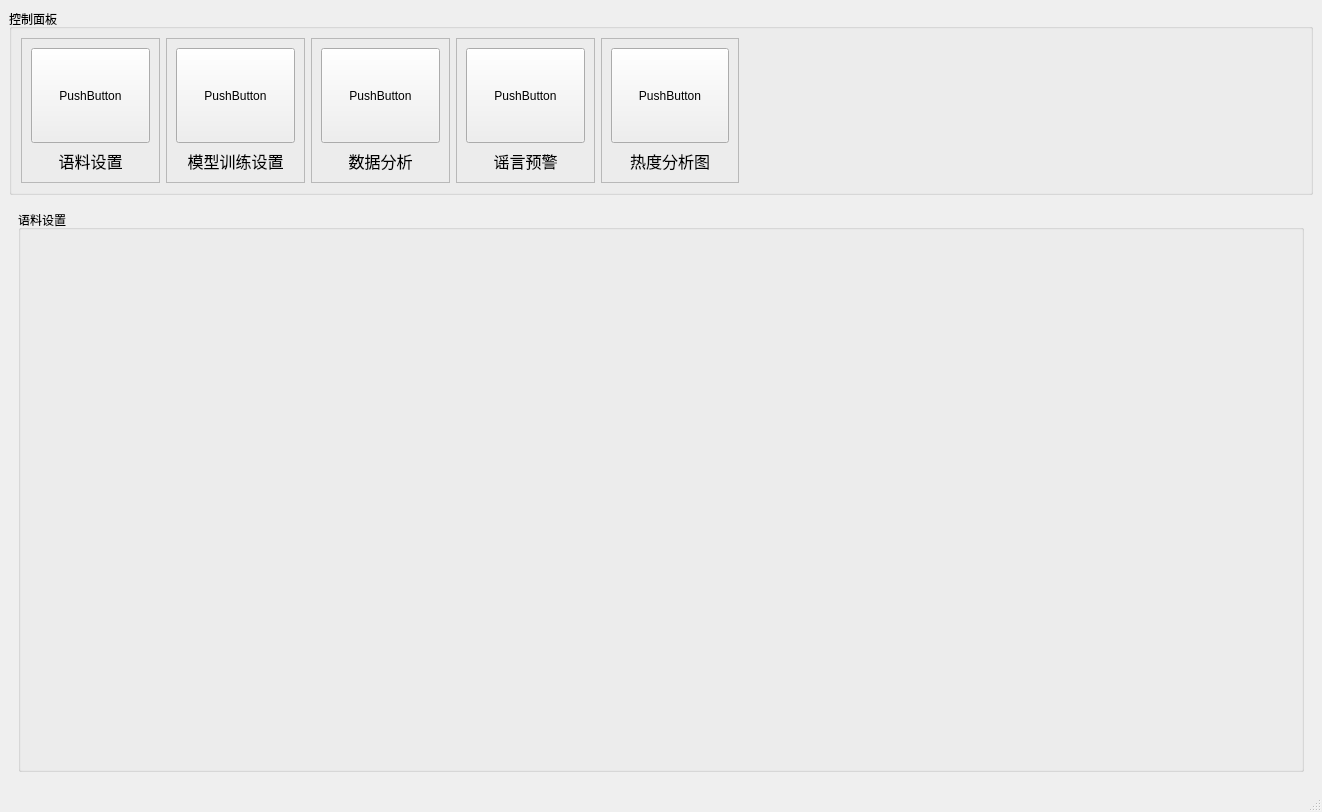
2877267169/Intelligent-Network-Rumor-Monitoring-System, file MainWindow.ui: the form before one commit.
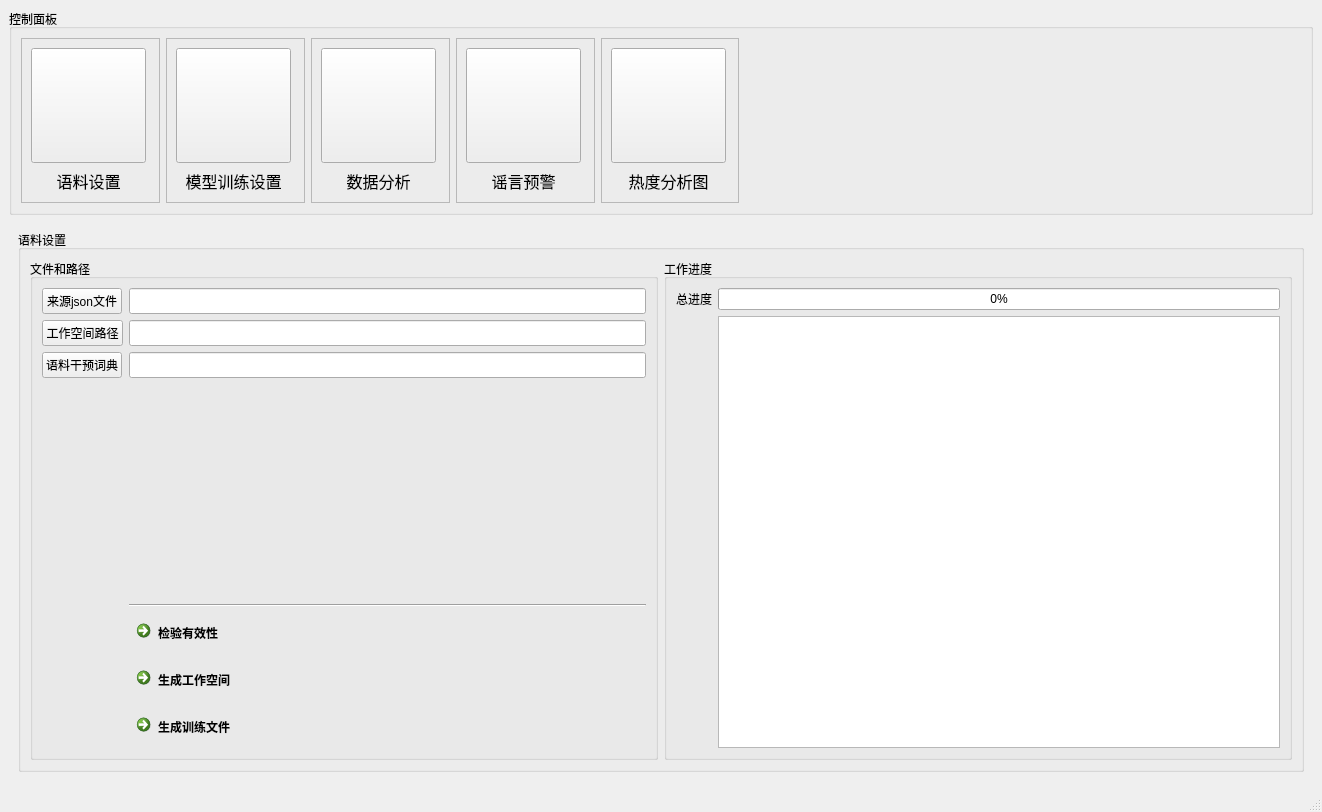
The form after the commit. The open tabs and pages were chosen to show the change. Icons and pictures are not drawn.

Commit message: 添加了资源文件，做了第一页的UI

Patch:
```diff
--- a/MainWindow.ui
+++ b/MainWindow.ui
@@ -53,8 +53,30 @@
               <verstretch>6</verstretch>
              </sizepolicy>
             </property>
+            <property name="minimumSize">
+             <size>
+              <width>115</width>
+              <height>115</height>
+             </size>
+            </property>
+            <property name="maximumSize">
+             <size>
+              <width>115</width>
+              <height>115</height>
+             </size>
+            </property>
             <property name="text">
-             <string>PushButton</string>
+             <string/>
+            </property>
+            <property name="icon">
+             <iconset resource="page_icon_rc.qrc">
+              <normaloff>:/pages/resources/corpus.png</normaloff>:/pages/resources/corpus.png</iconset>
+            </property>
+            <property name="iconSize">
+             <size>
+              <width>115</width>
+              <height>115</height>
+             </size>
             </property>
            </widget>
           </item>
@@ -66,6 +88,12 @@
               <verstretch>1</verstretch>
              </sizepolicy>
             </property>
+            <property name="maximumSize">
+             <size>
+              <width>115</width>
+              <height>115</height>
+             </size>
+            </property>
             <property name="text">
              <string>&lt;html&gt;&lt;head/&gt;&lt;body&gt;&lt;p align=&quot;center&quot;&gt;&lt;span style=&quot; font-size:12pt;&quot;&gt;语料设置&lt;/span&gt;&lt;/p&gt;&lt;/body&gt;&lt;/html&gt;</string>
             </property>
@@ -100,8 +128,30 @@
               <verstretch>6</verstretch>
              </sizepolicy>
             </property>
+            <property name="minimumSize">
+             <size>
+              <width>115</width>
+              <height>115</height>
+             </size>
+            </property>
+            <property name="maximumSize">
+             <size>
+              <width>115</width>
+              <height>115</height>
+             </size>
+            </property>
             <property name="text">
-             <string>PushButton</string>
+             <string/>
+            </property>
+            <property name="icon">
+             <iconset resource="page_icon_rc.qrc">
+              <normaloff>:/pages/resources/train.png</normaloff>:/pages/resources/train.png</iconset>
+            </property>
+            <property name="iconSize">
+             <size>
+              <width>115</width>
+              <height>115</height>
+             </size>
             </property>
            </widget>
           </item>
@@ -113,6 +163,12 @@
               <verstretch>1</verstretch>
              </sizepolicy>
             </property>
+            <property name="maximumSize">
+             <size>
+              <width>115</width>
+              <height>115</height>
+             </size>
+            </property>
             <property name="text">
              <string>&lt;html&gt;&lt;head/&gt;&lt;body&gt;&lt;p align=&quot;center&quot;&gt;&lt;span style=&quot; font-size:12pt;&quot;&gt;模型训练设置&lt;/span&gt;&lt;/p&gt;&lt;/body&gt;&lt;/html&gt;</string>
             </property>
@@ -147,8 +203,30 @@
               <verstretch>6</verstretch>
              </sizepolicy>
             </property>
+            <property name="minimumSize">
+             <size>
+              <width>115</width>
+              <height>115</height>
+             </size>
+            </property>
+            <property name="maximumSize">
+             <size>
+              <width>115</width>
+              <height>115</height>
+             </size>
+            </property>
             <property name="text">
-             <string>PushButton</string>
+             <string/>
+            </property>
+            <property name="icon">
+             <iconset resource="page_icon_rc.qrc">
+              <normaloff>:/pages/resources/data.png</normaloff>:/pages/resources/data.png</iconset>
+            </property>
+            <property name="iconSize">
+             <size>
+              <width>115</width>
+              <height>115</height>
+             </size>
             </property>
            </widget>
           </item>
@@ -160,6 +238,12 @@
               <verstretch>1</verstretch>
              </sizepolicy>
             </property>
+            <property name="maximumSize">
+             <size>
+              <width>115</width>
+              <height>115</height>
+             </size>
+            </property>
             <property name="text">
              <string>&lt;html&gt;&lt;head/&gt;&lt;body&gt;&lt;p align=&quot;center&quot;&gt;&lt;span style=&quot; font-size:12pt;&quot;&gt;数据分析&lt;/span&gt;&lt;/p&gt;&lt;/body&gt;&lt;/html&gt;</string>
             </property>
@@ -194,8 +278,30 @@
               <verstretch>6</verstretch>
              </sizepolicy>
             </property>
+            <property name="minimumSize">
+             <size>
+              <width>115</width>
+              <height>115</height>
+             </size>
+            </property>
+            <property name="maximumSize">
+             <size>
+              <width>115</width>
+              <height>115</height>
+             </size>
+            </property>
             <property name="text">
-             <string>PushButton</string>
+             <string/>
+            </property>
+            <property name="icon">
+             <iconset resource="page_icon_rc.qrc">
+              <normaloff>:/pages/resources/warning.png</normaloff>:/pages/resources/warning.png</iconset>
+            </property>
+            <property name="iconSize">
+             <size>
+              <width>100</width>
+              <height>100</height>
+             </size>
             </property>
            </widget>
           </item>
@@ -207,6 +313,12 @@
               <verstretch>1</verstretch>
              </sizepolicy>
             </property>
+            <property name="maximumSize">
+             <size>
+              <width>115</width>
+              <height>115</height>
+             </size>
+            </property>
             <property name="text">
              <string>&lt;html&gt;&lt;head/&gt;&lt;body&gt;&lt;p align=&quot;center&quot;&gt;&lt;span style=&quot; font-size:12pt;&quot;&gt;谣言预警&lt;/span&gt;&lt;/p&gt;&lt;/body&gt;&lt;/html&gt;</string>
             </property>
@@ -241,8 +353,30 @@
               <verstretch>6</verstretch>
              </sizepolicy>
             </property>
+            <property name="minimumSize">
+             <size>
+              <width>115</width>
+              <height>115</height>
+             </size>
+            </property>
+            <property name="maximumSize">
+             <size>
+              <width>115</width>
+              <height>115</height>
+             </size>
+            </property>
             <property name="text">
-             <string>PushButton</string>
+             <string/>
+            </property>
+            <property name="icon">
+             <iconset resource="page_icon_rc.qrc">
+              <normaloff>:/pages/resources/hot.png</normaloff>:/pages/resources/hot.png</iconset>
+            </property>
+            <property name="iconSize">
+             <size>
+              <width>115</width>
+              <height>115</height>
+             </size>
             </property>
            </widget>
           </item>
@@ -254,6 +388,12 @@
               <verstretch>1</verstretch>
              </sizepolicy>
             </property>
+            <property name="maximumSize">
+             <size>
+              <width>115</width>
+              <height>115</height>
+             </size>
+            </property>
             <property name="text">
              <string>&lt;html&gt;&lt;head/&gt;&lt;body&gt;&lt;p align=&quot;center&quot;&gt;&lt;span style=&quot; font-size:12pt;&quot;&gt;热度分析图&lt;/span&gt;&lt;/p&gt;&lt;/body&gt;&lt;/html&gt;</string>
             </property>
@@ -303,11 +443,251 @@
       </property>
       <widget class="QWidget" name="my_page_corpus">
        <layout class="QGridLayout" name="gridLayout_2">
-        <item row="0" column="0">
+        <item row="1" column="0">
          <widget class="QGroupBox" name="groupBox_2">
           <property name="title">
            <string>语料设置</string>
           </property>
+          <layout class="QHBoxLayout" name="horizontalLayout_2">
+           <item>
+            <widget class="QGroupBox" name="groupBox_7">
+             <property name="sizePolicy">
+              <sizepolicy hsizetype="Expanding" vsizetype="Preferred">
+               <horstretch>1</horstretch>
+               <verstretch>0</verstretch>
+              </sizepolicy>
+             </property>
+             <property name="title">
+              <string>文件和路径</string>
+             </property>
+             <layout class="QFormLayout" name="formLayout">
+              <item row="0" column="0">
+               <widget class="QPushButton" name="pushButton">
+                <property name="sizePolicy">
+                 <sizepolicy hsizetype="Minimum" vsizetype="Minimum">
+                  <horstretch>0</horstretch>
+                  <verstretch>0</verstretch>
+                 </sizepolicy>
+                </property>
+                <property name="minimumSize">
+                 <size>
+                  <width>0</width>
+                  <height>20</height>
+                 </size>
+                </property>
+                <property name="text">
+                 <string>来源json文件</string>
+                </property>
+               </widget>
+              </item>
+              <item row="0" column="1">
+               <widget class="QLineEdit" name="lineEdit">
+                <property name="sizePolicy">
+                 <sizepolicy hsizetype="Preferred" vsizetype="Minimum">
+                  <horstretch>0</horstretch>
+                  <verstretch>0</verstretch>
+                 </sizepolicy>
+                </property>
+                <property name="minimumSize">
+                 <size>
+                  <width>0</width>
+                  <height>20</height>
+                 </size>
+                </property>
+               </widget>
+              </item>
+              <item row="1" column="0">
+               <widget class="QPushButton" name="pushButton_3">
+                <property name="sizePolicy">
+                 <sizepolicy hsizetype="Minimum" vsizetype="Minimum">
+                  <horstretch>0</horstretch>
+                  <verstretch>0</verstretch>
+                 </sizepolicy>
+                </property>
+                <property name="minimumSize">
+                 <size>
+                  <width>0</width>
+                  <height>20</height>
+                 </size>
+                </property>
+                <property name="text">
+                 <string>工作空间路径</string>
+                </property>
+               </widget>
+              </item>
+              <item row="1" column="1">
+               <widget class="QLineEdit" name="lineEdit_3">
+                <property name="sizePolicy">
+                 <sizepolicy hsizetype="Preferred" vsizetype="Minimum">
+                  <horstretch>0</horstretch>
+                  <verstretch>0</verstretch>
+                 </sizepolicy>
+                </property>
+                <property name="minimumSize">
+                 <size>
+                  <width>0</width>
+                  <height>20</height>
+                 </size>
+                </property>
+               </widget>
+              </item>
+              <item row="2" column="0">
+               <widget class="QPushButton" name="pushButton_2">
+                <property name="sizePolicy">
+                 <sizepolicy hsizetype="Minimum" vsizetype="Minimum">
+                  <horstretch>0</horstretch>
+                  <verstretch>0</verstretch>
+                 </sizepolicy>
+                </property>
+                <property name="minimumSize">
+                 <size>
+                  <width>0</width>
+                  <height>20</height>
+                 </size>
+                </property>
+                <property name="text">
+                 <string>语料干预词典</string>
+                </property>
+               </widget>
+              </item>
+              <item row="2" column="1">
+               <widget class="QLineEdit" name="lineEdit_2">
+                <property name="sizePolicy">
+                 <sizepolicy hsizetype="Preferred" vsizetype="Minimum">
+                  <horstretch>0</horstretch>
+                  <verstretch>0</verstretch>
+                 </sizepolicy>
+                </property>
+                <property name="minimumSize">
+                 <size>
+                  <width>0</width>
+                  <height>20</height>
+                 </size>
+                </property>
+               </widget>
+              </item>
+              <item row="4" column="1">
+               <widget class="Line" name="line">
+                <property name="orientation">
+                 <enum>Qt::Horizontal</enum>
+                </property>
+               </widget>
+              </item>
+              <item row="5" column="1">
+               <widget class="QCommandLinkButton" name="commandLinkButton">
+                <property name="sizePolicy">
+                 <sizepolicy hsizetype="Preferred" vsizetype="Fixed">
+                  <horstretch>0</horstretch>
+                  <verstretch>0</verstretch>
+                 </sizepolicy>
+                </property>
+                <property name="minimumSize">
+                 <size>
+                  <width>0</width>
+                  <height>25</height>
+                 </size>
+                </property>
+                <property name="text">
+                 <string>检验有效性</string>
+                </property>
+               </widget>
+              </item>
+              <item row="6" column="1">
+               <widget class="QCommandLinkButton" name="commandLinkButton_2">
+                <property name="sizePolicy">
+                 <sizepolicy hsizetype="Preferred" vsizetype="Fixed">
+                  <horstretch>0</horstretch>
+                  <verstretch>0</verstretch>
+                 </sizepolicy>
+                </property>
+                <property name="minimumSize">
+                 <size>
+                  <width>0</width>
+                  <height>25</height>
+                 </size>
+                </property>
+                <property name="text">
+                 <string>生成工作空间</string>
+                </property>
+               </widget>
+              </item>
+              <item row="7" column="1">
+               <widget class="QCommandLinkButton" name="commandLinkButton_3">
+                <property name="sizePolicy">
+                 <sizepolicy hsizetype="Preferred" vsizetype="Fixed">
+                  <horstretch>0</horstretch>
+                  <verstretch>0</verstretch>
+                 </sizepolicy>
+                </property>
+                <property name="minimumSize">
+                 <size>
+                  <width>0</width>
+                  <height>25</height>
+                 </size>
+                </property>
+                <property name="text">
+                 <string>生成训练文件</string>
+                </property>
+               </widget>
+              </item>
+              <item row="3" column="1">
+               <spacer name="verticalSpacer">
+                <property name="orientation">
+                 <enum>Qt::Vertical</enum>
+                </property>
+                <property name="sizeHint" stdset="0">
+                 <size>
+                  <width>100</width>
+                  <height>200</height>
+                 </size>
+                </property>
+               </spacer>
+              </item>
+             </layout>
+            </widget>
+           </item>
+           <item>
+            <widget class="QGroupBox" name="groupBox_8">
+             <property name="sizePolicy">
+              <sizepolicy hsizetype="Expanding" vsizetype="Preferred">
+               <horstretch>1</horstretch>
+               <verstretch>0</verstretch>
+              </sizepolicy>
+             </property>
+             <property name="title">
+              <string>工作进度</string>
+             </property>
+             <layout class="QFormLayout" name="formLayout_2">
+              <item row="0" column="0">
+               <widget class="QLabel" name="label_7">
+                <property name="text">
+                 <string>总进度</string>
+                </property>
+               </widget>
+              </item>
+              <item row="0" column="1">
+               <widget class="QProgressBar" name="progressBar">
+                <property name="cursor">
+                 <cursorShape>WaitCursor</cursorShape>
+                </property>
+                <property name="maximum">
+                 <number>100</number>
+                </property>
+                <property name="value">
+                 <number>0</number>
+                </property>
+                <property name="textDirection">
+                 <enum>QProgressBar::TopToBottom</enum>
+                </property>
+               </widget>
+              </item>
+              <item row="1" column="1">
+               <widget class="QTextBrowser" name="textBrowser"/>
+              </item>
+             </layout>
+            </widget>
+           </item>
+          </layout>
          </widget>
         </item>
        </layout>
```
Left out of the diff: 49 changed lines with no effect on the pictures. The commit also changes 8 other files.
